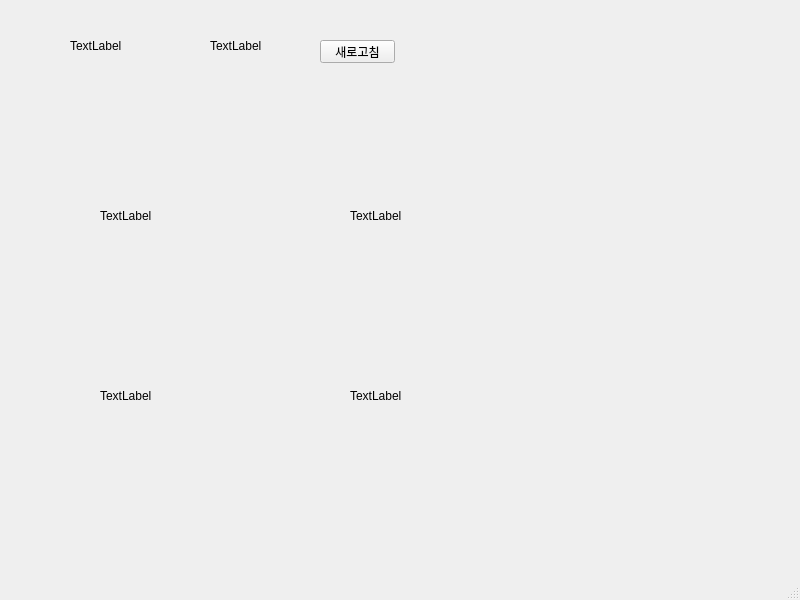
Above: main_window.ui from choijaew00/choijaew00.github.io before the change. Below: the same form after it.
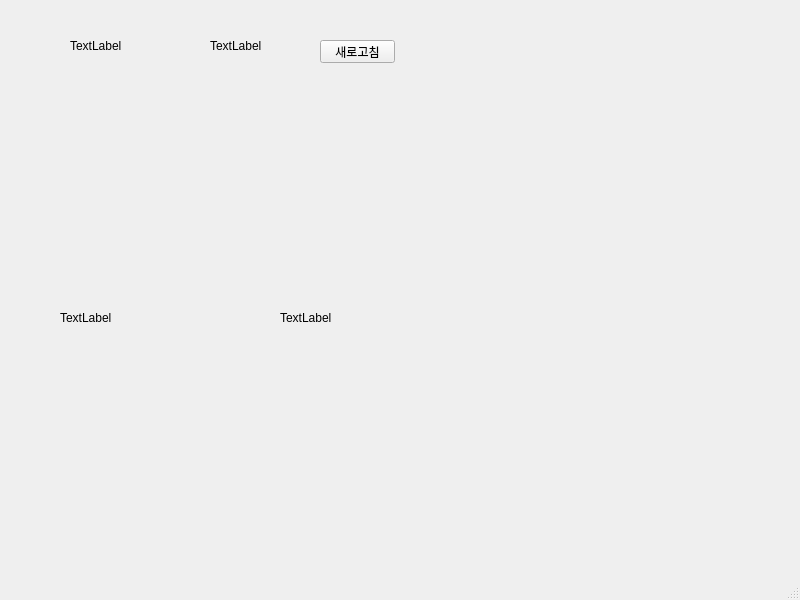
That is the form after the change.

Commit message: Feat: 선풍기/난방기 이미지 라벨 및 상태 표시 LED 라벨 추가

What changed in the file:
```diff
--- a/main_window.ui
+++ b/main_window.ui
@@ -56,36 +56,36 @@
    <widget class="QLabel" name="lbl_fan_img">
     <property name="geometry">
      <rect>
-      <x>100</x>
-      <y>210</y>
-      <width>54</width>
-      <height>12</height>
+      <x>63</x>
+      <y>121</y>
+      <width>131</width>
+      <height>161</height>
      </rect>
     </property>
     <property name="text">
-     <string>TextLabel</string>
+     <string/>
     </property>
    </widget>
    <widget class="QLabel" name="lbl_heater_img">
     <property name="geometry">
      <rect>
-      <x>350</x>
-      <y>210</y>
-      <width>54</width>
-      <height>12</height>
+      <x>283</x>
+      <y>121</y>
+      <width>131</width>
+      <height>161</height>
      </rect>
     </property>
     <property name="text">
-     <string>TextLabel</string>
+     <string/>
     </property>
    </widget>
    <widget class="QLabel" name="lbl_fan_lmg">
     <property name="geometry">
      <rect>
-      <x>100</x>
-      <y>390</y>
-      <width>54</width>
-      <height>12</height>
+      <x>60</x>
+      <y>310</y>
+      <width>141</width>
+      <height>16</height>
      </rect>
     </property>
     <property name="text">
@@ -95,10 +95,10 @@
    <widget class="QLabel" name="lbl_heater_led">
     <property name="geometry">
      <rect>
-      <x>350</x>
-      <y>390</y>
-      <width>54</width>
-      <height>12</height>
+      <x>280</x>
+      <y>310</y>
+      <width>141</width>
+      <height>16</height>
      </rect>
     </property>
     <property name="text">
```
The commit also changes 2 other files.
